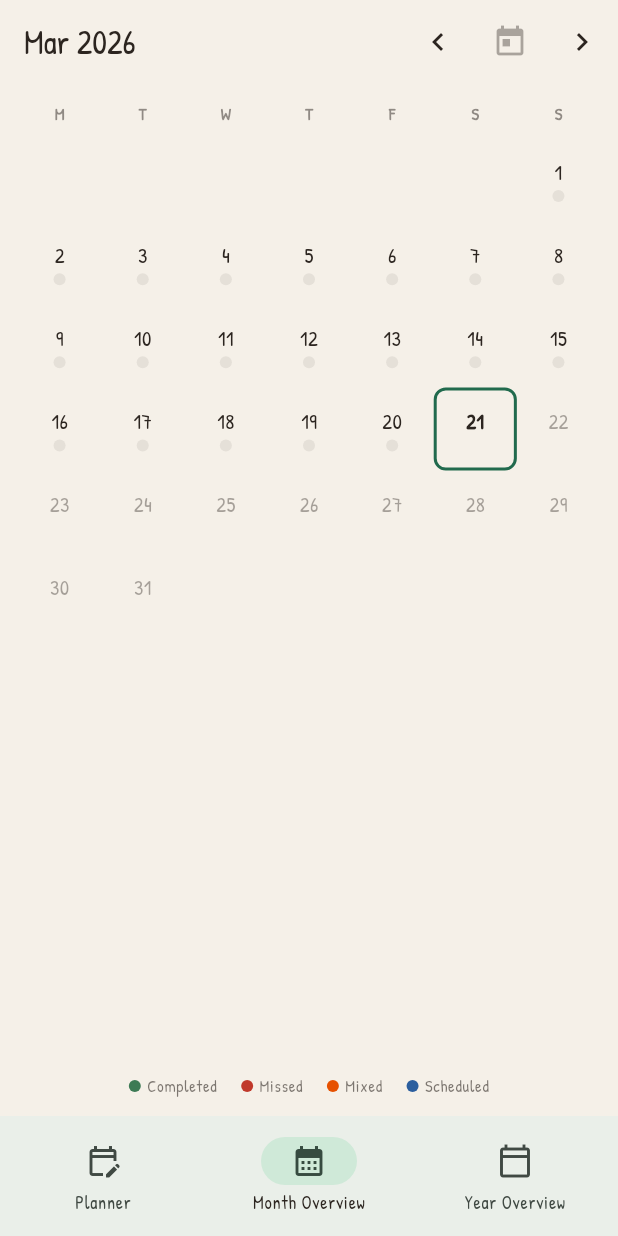
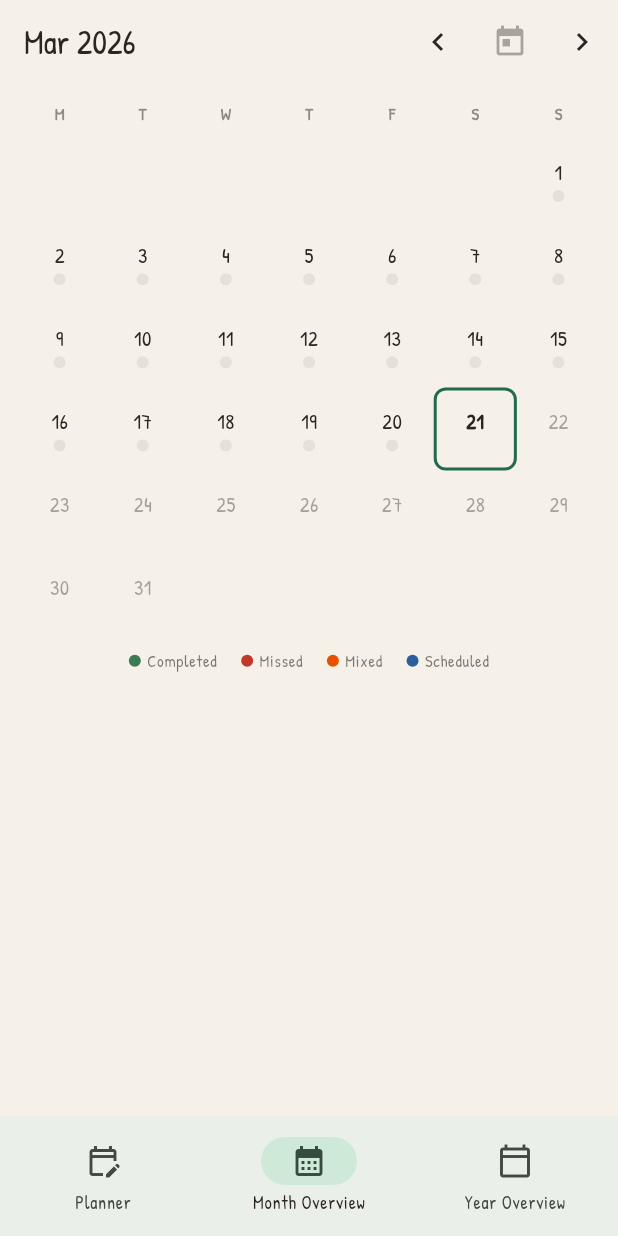
Before and after one commit to dev-dull/AL_PHA, a Flutter app: the screen it shows after launch, item 2 of the bottom bar chosen, on a phone screen of 412 x 824 dp. Run offline on Flutter 3.47's test engine with Material 3 defaults, Android fonts, the phone set to English and light mode, and no system bars; our stand-ins replace drift, file_picker, flutter_riverpod, freezed_annotation, go_router, riverpod_annotation; missing offline and left inert: enough_icalendar; accounts and stored records are empty; generated files the repository leaves out were written again.

Commit message:
fix: monthly overview scrolls when it doesn't fit the window
Replace Expanded + NeverScrollableScrollPhysics with a
SingleChildScrollView wrapping the entire month grid. The
grid uses AspectRatio to size itself based on the number of
rows, so all days are visible and the view scrolls when the
window is too short.

Co-Authored-By: Claude Opus 4.6 (1M context) <noreply@anthropic.com>

```diff
--- a/lib/features/board/presentation/monthly_view_screen.dart
+++ b/lib/features/board/presentation/monthly_view_screen.dart
@@ -104,7 +104,9 @@ class _MonthGrid extends StatelessWidget {
     final today = DateTime.now();
     final todayKey = DateTime(today.year, today.month, today.day);
 
-    return Padding(
+    final totalRows = ((startOffset + numDays) / 7).ceil();
+
+    return SingleChildScrollView(
       padding: const EdgeInsets.all(12),
       child: Column(
         children: [
@@ -128,8 +130,10 @@ class _MonthGrid extends StatelessWidget {
                 .toList(),
           ),
           const SizedBox(height: 8),
-          // Calendar grid.
-          Expanded(
+          // Calendar grid with explicit height so it doesn't
+          // need Expanded or scrolling of its own.
+          AspectRatio(
+            aspectRatio: 7 / totalRows,
             child: GridView.builder(
               physics: const NeverScrollableScrollPhysics(),
               gridDelegate:
```
